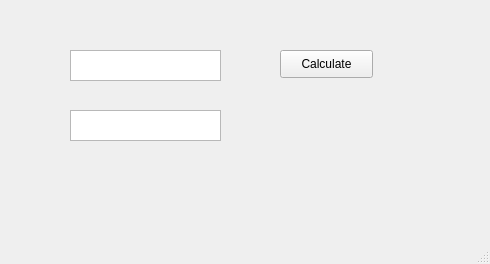
Qt form main/mainwindow.ui (MatMarci/multiRowHE) before a commit.
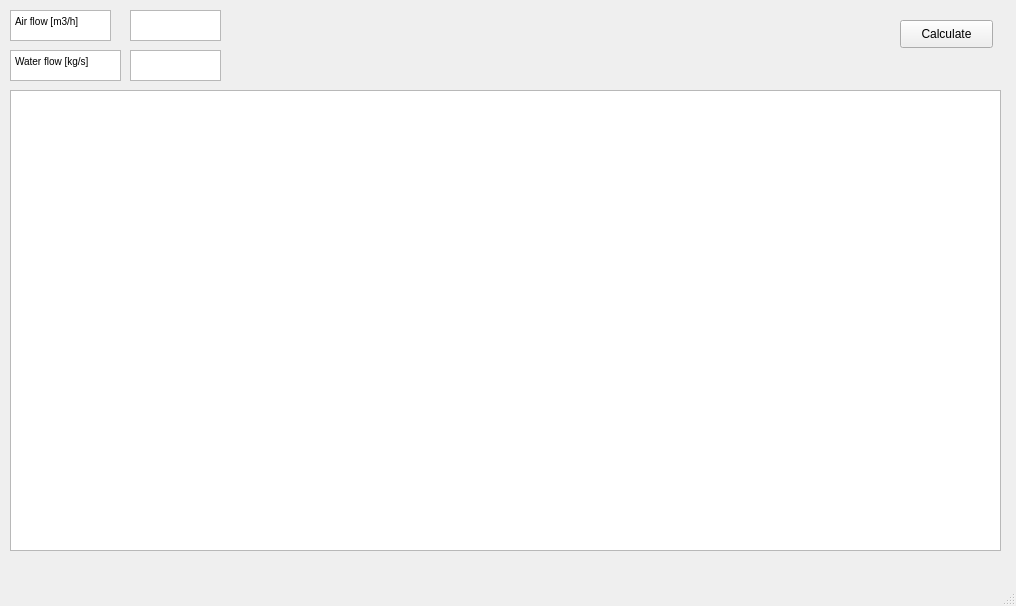
The same form after that commit.

```diff
--- a/main/mainwindow.ui
+++ b/main/mainwindow.ui
@@ -6,8 +6,8 @@
    <rect>
     <x>0</x>
     <y>0</y>
-    <width>490</width>
-    <height>264</height>
+    <width>1016</width>
+    <height>606</height>
    </rect>
   </property>
   <property name="windowTitle">
@@ -17,8 +17,8 @@
    <widget class="QPushButton" name="pushButton">
     <property name="geometry">
      <rect>
-      <x>280</x>
-      <y>50</y>
+      <x>900</x>
+      <y>20</y>
       <width>93</width>
       <height>28</height>
      </rect>
@@ -30,9 +30,9 @@
    <widget class="QTextEdit" name="param1">
     <property name="geometry">
      <rect>
-      <x>70</x>
-      <y>50</y>
-      <width>151</width>
+      <x>130</x>
+      <y>10</y>
+      <width>91</width>
       <height>31</height>
      </rect>
     </property>
@@ -40,13 +40,57 @@
    <widget class="QTextEdit" name="results">
     <property name="geometry">
      <rect>
-      <x>70</x>
-      <y>110</y>
-      <width>151</width>
+      <x>130</x>
+      <y>50</y>
+      <width>91</width>
       <height>31</height>
      </rect>
     </property>
    </widget>
+   <widget class="QTableWidget" name="tempResults">
+    <property name="geometry">
+     <rect>
+      <x>10</x>
+      <y>90</y>
+      <width>991</width>
+      <height>461</height>
+     </rect>
+    </property>
+   </widget>
+   <widget class="QTextBrowser" name="textBrowser">
+    <property name="geometry">
+     <rect>
+      <x>10</x>
+      <y>10</y>
+      <width>101</width>
+      <height>31</height>
+     </rect>
+    </property>
+    <property name="html">
+     <string>&lt;!DOCTYPE HTML PUBLIC &quot;-//W3C//DTD HTML 4.0//EN&quot; &quot;http://www.w3.org/TR/REC-html40/strict.dtd&quot;&gt;
+&lt;html&gt;&lt;head&gt;&lt;meta name=&quot;qrichtext&quot; content=&quot;1&quot; /&gt;&lt;style type=&quot;text/css&quot;&gt;
+p, li { white-space: pre-wrap; }
+&lt;/style&gt;&lt;/head&gt;&lt;body style=&quot; font-family:'MS Shell Dlg 2'; font-size:7.8pt; font-weight:400; font-style:normal;&quot;&gt;
+&lt;p style=&quot; margin-top:0px; margin-bottom:0px; margin-left:0px; margin-right:0px; -qt-block-indent:0; text-indent:0px;&quot;&gt;Air flow [m3/h]&lt;/p&gt;&lt;/body&gt;&lt;/html&gt;</string>
+    </property>
+   </widget>
+   <widget class="QTextBrowser" name="textBrowser_2">
+    <property name="geometry">
+     <rect>
+      <x>10</x>
+      <y>50</y>
+      <width>111</width>
+      <height>31</height>
+     </rect>
+    </property>
+    <property name="html">
+     <string>&lt;!DOCTYPE HTML PUBLIC &quot;-//W3C//DTD HTML 4.0//EN&quot; &quot;http://www.w3.org/TR/REC-html40/strict.dtd&quot;&gt;
+&lt;html&gt;&lt;head&gt;&lt;meta name=&quot;qrichtext&quot; content=&quot;1&quot; /&gt;&lt;style type=&quot;text/css&quot;&gt;
+p, li { white-space: pre-wrap; }
+&lt;/style&gt;&lt;/head&gt;&lt;body style=&quot; font-family:'MS Shell Dlg 2'; font-size:7.8pt; font-weight:400; font-style:normal;&quot;&gt;
+&lt;p style=&quot; margin-top:0px; margin-bottom:0px; margin-left:0px; margin-right:0px; -qt-block-indent:0; text-indent:0px;&quot;&gt;Water flow [kg/s]&lt;/p&gt;&lt;/body&gt;&lt;/html&gt;</string>
+    </property>
+   </widget>
   </widget>
   <widget class="QMenuBar" name="menubar">
    <property name="geometry">
```
Left out of the diff: 4 changed lines with no effect on the pictures.
